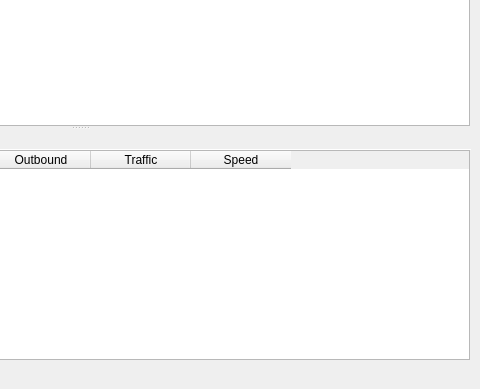
Above: include/ui/mainwindow.ui from 0-Kutya-0/Throne before the change; both pictures show x 320 to 800 and y 211 to 600 of the 800 by 600 pixel window. Below: the same form after it.
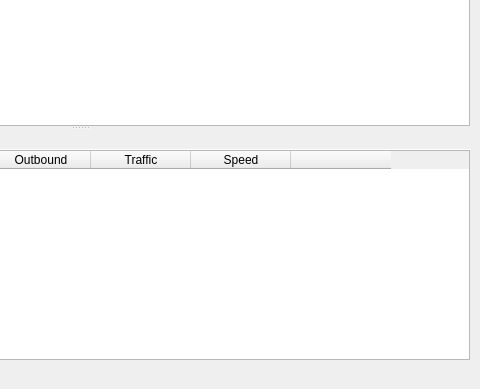
That is the form after the change. The open tabs and pages were chosen to show the change. Icons and pictures are not drawn. Custom widgets are drawn as their Qt base class.

```diff
--- a/include/ui/mainwindow.ui
+++ b/include/ui/mainwindow.ui
@@ -665,6 +665,11 @@
                    <string>Click to sort by speed; right-click to choose total/down/up</string>
                   </property>
                  </column>
+                 <column>
+                  <property name="text">
+                   <string notr="true"/>
+                  </property>
+                 </column>
                 </widget>
                </item>
               </layout>
```
